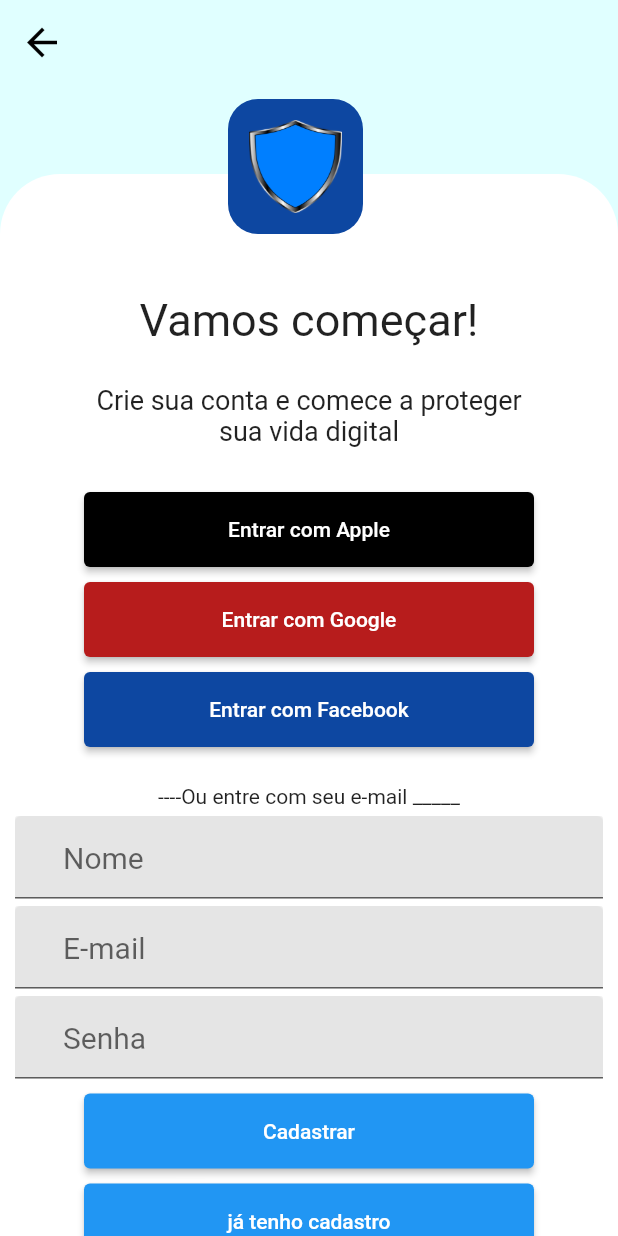
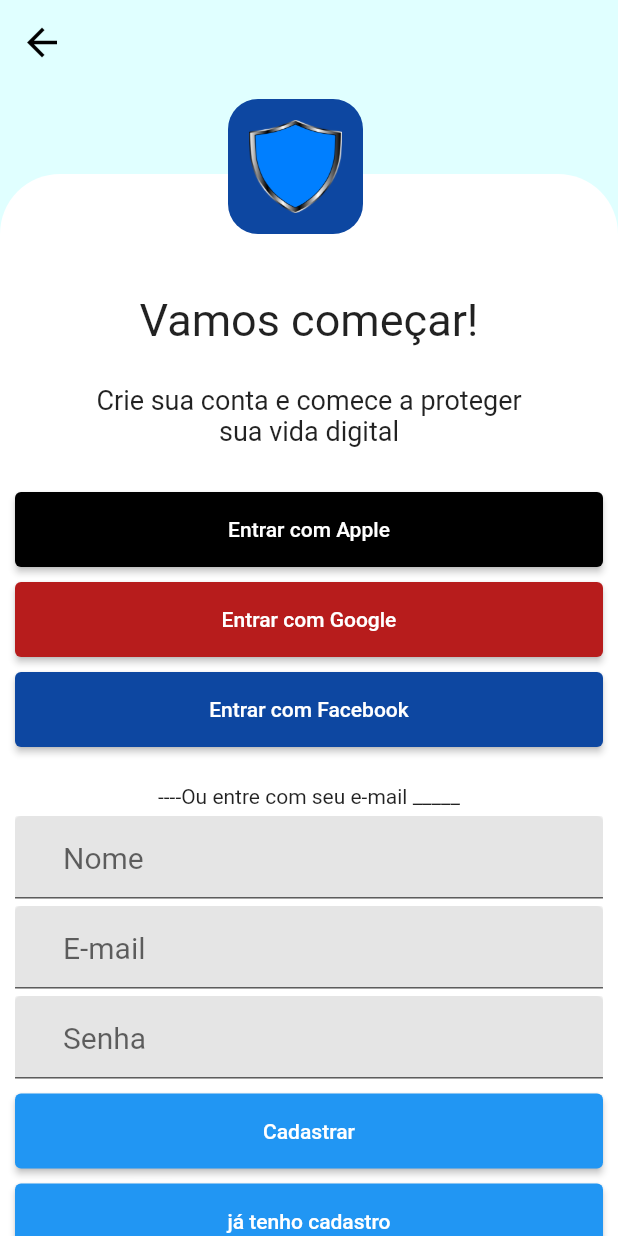
Before and after one commit to wsy152/anthacker, a Flutter app: the LoginCadastro screen opened directly, on a phone screen of 412 x 824 dp. Run offline on Flutter 3.47's test engine with Material 2 defaults, Android fonts, the light colour scheme and no system bars; our stand-ins replace firebase_auth, firebase_core, flutter_mobx, mobx; accounts and stored records are empty; generated files the repository leaves out were written again.

```diff
--- a/lib/login_page/components/mybutton.dart
+++ b/lib/login_page/components/mybutton.dart
@@ -15,12 +15,12 @@
   Widget build(BuildContext context) {
     return Container(
       height: 50,
-      width: 300,
+      width: double.infinity,
       child: ElevatedButton(
         onPressed: onClickButton,
         child: texto,
         style: ButtonStyle(
-          backgroundColor: backgroundColor, //backgroundColor,
+          backgroundColor: backgroundColor,
         ),
       ),
     );
--- a/lib/login_page/view/login_page00.dart
+++ b/lib/login_page/view/login_page00.dart
@@ -42,7 +42,7 @@
                       MyButton(
                         texto: Text('Login'),
                         onClickButton: () {
-                          push(context, LoginPage());
+                          push(context, LoginPage(), replace: true);
                         },
                         corTexto: Colors.blue[900],
                         backgroundColor:
--- a/lib/login_page/view/login_page01.dart
+++ b/lib/login_page/view/login_page01.dart
@@ -101,7 +101,10 @@
                         ? CircularProgressIndicator(
                             valueColor: AlwaysStoppedAnimation(Colors.white),
                           )
-                        : Text('Entrar'),
+                        : Text(
+                            'Entrar',
+                            //style: TextStyle(color: Colors.blue),
+                          ),
                     onClickButton: _loginStore.loginPressed,
                     backgroundColor:
                         MaterialStateProperty.all<Color>(Colors.blue),
```
Also changed, not shown: lib/login_page/controller/login_store.dart (+14 -2 lines).
